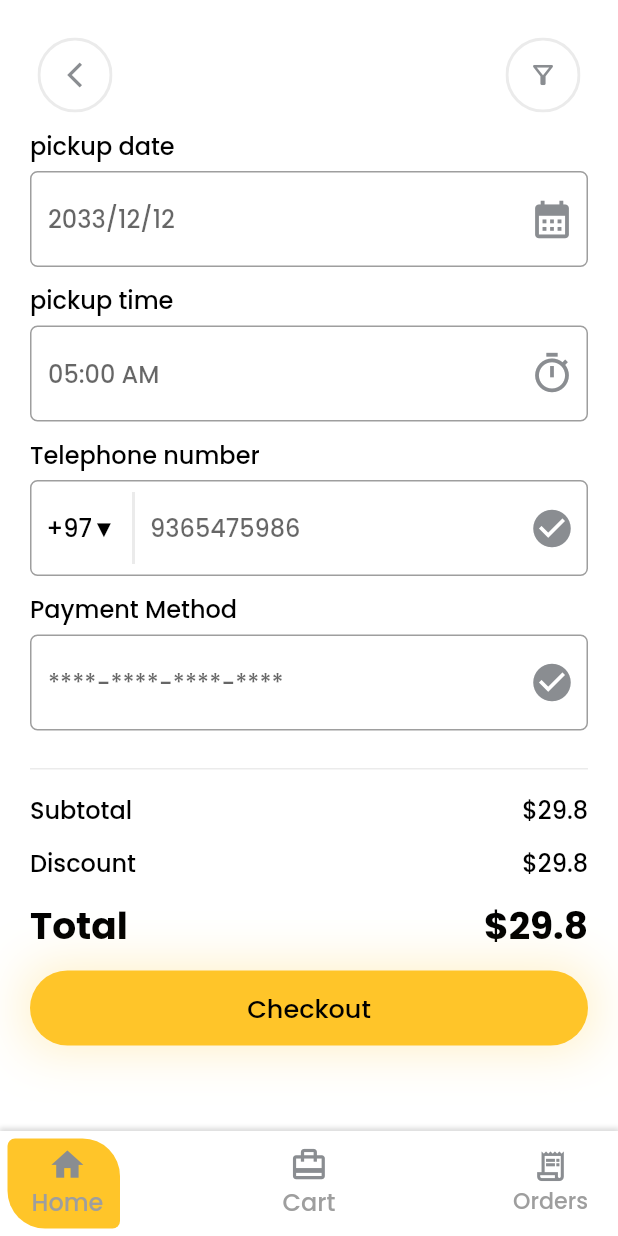
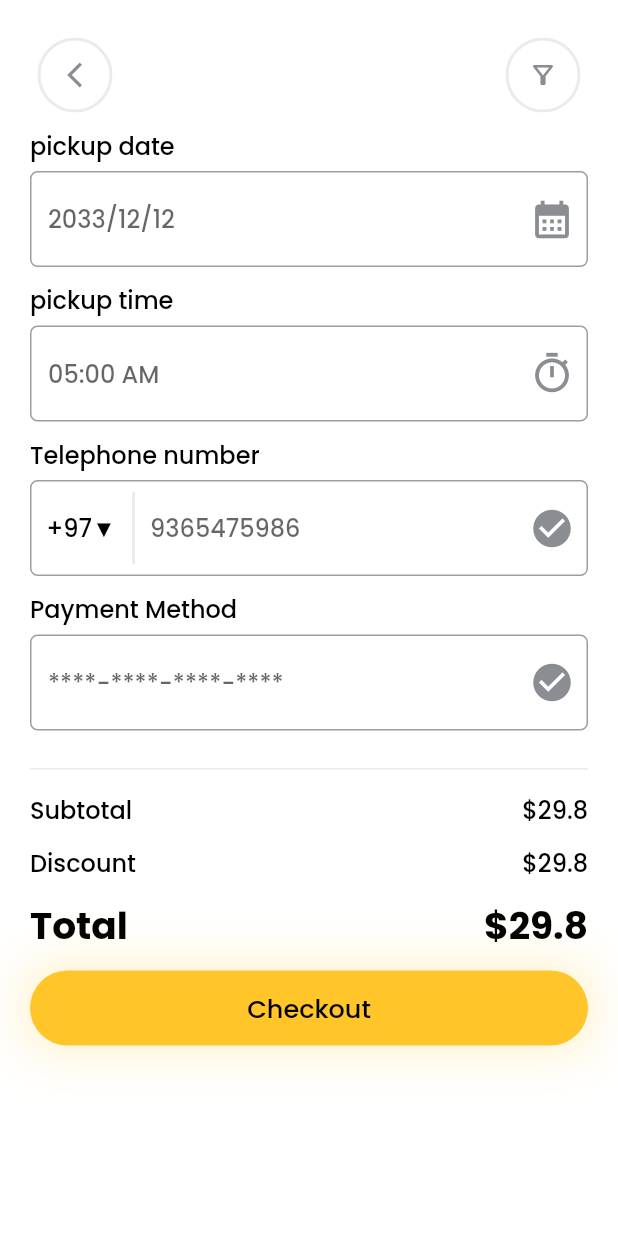
Before and after one commit to HamiiidAsgarian/flutter-honeysal-app, a Flutter app: the CheckoutScreen screen opened by its route, on a phone screen of 412 x 824 dp. Run offline on Flutter 3.47's test engine with Material 2 defaults, Android fonts, the phone set to English and light mode, and no system bars; our stand-ins replace mask_text_input_formatter.

Commit message:
add navbar

```diff
--- a/lib/main.dart
+++ b/lib/main.dart
@@ -10,6 +10,7 @@ import 'package:flutter/material.dart';
 
 import 'view/screens/cart_screen.dart';
 import 'view/screens/home_screen.dart';
+import 'view/screens/navigation_container_screen.dart';
 import 'view/screens/pickup_screen.dart';
 import 'view/screens/signup_screen.dart';
 
@@ -27,6 +28,7 @@ class MyApp extends StatelessWidget {
   Widget build(BuildContext context) {
     return MaterialApp(
       routes: {
+        NavScreen.route: (context) => const NavScreen(),
         HomeScreen.route: (context) => const HomeScreen(),
         DetailsScreen.route: (context) => const DetailsScreen(),
         CartScreen.route: (context) => const CartScreen(),
@@ -38,12 +40,10 @@ class MyApp extends StatelessWidget {
         SignUpScreen.route: (context) => const SignUpScreen(),
         ProfileScreen.route: (context) => const ProfileScreen(),
       },
-      // home: Home(),
       debugShowCheckedModeBanner: false,
       scrollBehavior: MyScrollBehavior(),
       theme: ThemeData(
           fontFamily: "Poppins", scaffoldBackgroundColor: Colors.white),
-      // home: const ProfileScreen()
     );
   }
 }
--- a/lib/view/screens/cart_screen.dart
+++ b/lib/view/screens/cart_screen.dart
@@ -3,7 +3,6 @@ import 'package:bakery/view/screens/checkout_screen.dart';
 import 'package:bakery/view/widgets/app_bar.dart';
 import 'package:bakery/view/widgets/vertical_card.dart';
 import 'package:bakery/view/widgets/horizontal_card.dart';
-import 'package:bakery/view/widgets/nav_bar.dart';
 import 'package:flutter/material.dart';
 
 class CartScreen extends StatelessWidget {
@@ -17,7 +16,6 @@ class CartScreen extends StatelessWidget {
         appBar: const CustomAppbar(
           title: "Cart",
         ),
-        bottomNavigationBar: const MyNav(),
         body: Column(
           children: [
             const SizedBox(height: 15),
@@ -38,7 +36,6 @@ class CartScreen extends StatelessWidget {
                 child: Container(
                     width: double.infinity,
                     decoration: const BoxDecoration(
-                        // color: Colors.red,
                         border: Border(
                             top: BorderSide(color: AppConst.borderGrey))),
                     padding: const EdgeInsets.symmetric(
--- a/lib/view/screens/checkout_screen.dart
+++ b/lib/view/screens/checkout_screen.dart
@@ -1,7 +1,6 @@
 import 'package:bakery/consts.dart';
 import 'package:bakery/view/screens/pickup_screen.dart';
 import 'package:bakery/view/widgets/app_bar.dart';
-import 'package:bakery/view/widgets/nav_bar.dart';
 import 'package:flutter/material.dart';
 import 'package:intl/intl.dart';
 import 'package:mask_text_input_formatter/mask_text_input_formatter.dart';
@@ -31,7 +30,6 @@ class _CheckoutScreenState extends State<CheckoutScreen> {
   Widget build(BuildContext context) {
     return Scaffold(
         appBar: const CustomAppbar(),
-        bottomNavigationBar: const MyNav(),
         body: SingleChildScrollView(
           child: Padding(
             padding: const EdgeInsets.symmetric(
--- a/lib/view/screens/home_screen.dart
+++ b/lib/view/screens/home_screen.dart
@@ -8,17 +8,16 @@ import '../../consts.dart';
 import '../widgets/vertical_card.dart';
 import '../widgets/horizontal_card.dart';
 import '../widgets/my_rounded_button.dart';
-import '../widgets/nav_bar.dart';
 
 class HomeScreen extends StatelessWidget {
-  static String route = "/";
+  static String route = "/home";
 
   const HomeScreen({super.key});
 
   @override
   Widget build(BuildContext context) {
     return Scaffold(
-        bottomNavigationBar: const MyNav(),
+        // bottomNavigationBar: const MyNav(),
         body: Padding(
       padding: const EdgeInsets.symmetric(horizontal: 0, vertical: 10),
       child: ListView(
--- a/lib/view/screens/orders_screen.dart
+++ b/lib/view/screens/orders_screen.dart
@@ -3,7 +3,6 @@ import 'package:bakery/view/widgets/my_rounded_button.dart';
 import 'package:flutter/material.dart';
 
 import '../widgets/app_bar.dart';
-import '../widgets/nav_bar.dart';
 import '../widgets/time_and_date.dart';
 
 class OrderScreen extends StatelessWidget {
@@ -15,7 +14,7 @@ class OrderScreen extends StatelessWidget {
   Widget build(BuildContext context) {
     return Scaffold(
       appBar: const CustomAppbar(),
-      bottomNavigationBar: const MyNav(),
+      // bottomNavigationBar: const MyNav(),
       body: ListView.builder(
           padding: const EdgeInsets.symmetric(
               horizontal: AppConst.appHorizontalPadding, vertical: 10),
--- a/lib/view/screens/pickup_screen.dart
+++ b/lib/view/screens/pickup_screen.dart
@@ -1,7 +1,6 @@
 import 'package:bakery/consts.dart';
 import 'package:bakery/view/widgets/app_bar.dart';
 import 'package:bakery/view/widgets/my_rounded_button.dart';
-import 'package:bakery/view/widgets/nav_bar.dart';
 import 'package:flutter/material.dart';
 
 import '../widgets/time_and_date.dart';
@@ -15,7 +14,7 @@ class PickupScreen extends StatelessWidget {
   Widget build(BuildContext context) {
     return Scaffold(
       appBar: const CustomAppbar(),
-      bottomNavigationBar: const MyNav(),
+      // bottomNavigationBar: const MyNav(),
       body: Padding(
         padding: const EdgeInsets.symmetric(
             horizontal: AppConst.appHorizontalPadding),
--- a/lib/view/screens/profile_screen.dart
+++ b/lib/view/screens/profile_screen.dart
@@ -3,7 +3,6 @@ import 'package:bakery/view/widgets/my_rounded_button.dart';
 import 'package:flutter/material.dart';
 
 import '../widgets/app_bar.dart';
-import '../widgets/nav_bar.dart';
 
 class ProfileScreen extends StatelessWidget {
   static String route = "/ProfileScreen";
@@ -14,7 +13,7 @@ class ProfileScreen extends StatelessWidget {
   Widget build(BuildContext context) {
     return Scaffold(
       appBar: const CustomAppbar(),
-      bottomNavigationBar: const MyNav(),
+      // bottomNavigationBar: const MyNav(),
       body: SingleChildScrollView(
         child: Padding(
           padding: const EdgeInsets.symmetric(horizontal: 25, vertical: 10),
--- a/lib/view/widgets/nav_bar.dart
+++ b/lib/view/widgets/nav_bar.dart
@@ -2,68 +2,27 @@ import 'package:flutter/material.dart';
 
 import '../../consts.dart';
 
-class MyNav extends StatefulWidget {
-  const MyNav({super.key});
+class Nav extends StatelessWidget {
+  final int index;
 
-  @override
-  State<MyNav> createState() => _MyNavState();
-}
-
-class _MyNavState extends State<MyNav> {
-  @override
-  Widget build(BuildContext context) {
-    return const Nav(
-      inputs: [
-        NavItem(
-          icon: Icons.home,
-          tite: "Home",
-        ),
-        NavItem(
-          icon: Icons.card_travel_outlined,
-          tite: "Cart",
-        ),
-        NavItem(
-          icon: Icons.receipt_long_outlined,
-          tite: "Orders",
-        ),
-      ],
-    );
-  }
-}
-
-class Nav extends StatefulWidget {
+  final Function(int index) onTap;
   final List<Widget> inputs;
   const Nav({
     Key? key,
     required this.inputs,
+    required this.onTap,
+    required this.index,
   }) : super(key: key);
 
   @override
-  State<Nav> createState() => _NavState();
-}
+  Widget build(BuildContext context) {
+    //list of calculated alignments based on gaps for Dynamic Selector to move to
+    double gapPerItems = (2 / (inputs.length - 1));
+    //list of aligned inputs to place in the nav
+    List alignAndPositions = alignAndOptionsPositionCreator(gapPerItems);
+    List<double> selectorStopPositions = alignAndPositions[0];
+    List<Widget> items = alignAndPositions[1];
 
-class _NavState extends State<Nav> {
-  int initIndex = 0;
-  late List<Widget> inputs;
-  // because there is [-1,0,1] in alighment gap
-  late double gapPerItems;
-
-  //list of calculated alignments based on gaps for Dynamic Selector to move to
-  List<double> alignVals = [];
-  //list of aligned inputs to place in the nav
-  List<Widget> options = [];
-
-  @override
-  void initState() {
-    inputs = widget.inputs;
-    gapPerItems = (2 / (inputs.length - 1));
-
-    alignAndOptionsPositionCreator();
-    super.initState();
-  }
-
-  @override
-  Widget build(BuildContext context) {
     return Container(
       // padding: EdgeInsets.symmetric(horizontal: 0),
       decoration: const BoxDecoration(color: AppConst.mainWhite, boxShadow: [
@@ -79,7 +38,7 @@ class _NavState extends State<Nav> {
         children: [
           AnimatedContainer(
               curve: Curves.linearToEaseOut,
-              alignment: Alignment(alignVals[initIndex], 0),
+              alignment: Alignment(selectorStopPositions[index], 0),
               duration: const Duration(milliseconds: 300),
               child: Padding(
                 padding: const EdgeInsets.all(5),
@@ -88,7 +47,7 @@ class _NavState extends State<Nav> {
                   width: 75,
                   decoration: BoxDecoration(
                       borderRadius:
-                          borderRadiusDenerator(initIndex, inputs.length - 1),
+                          borderRadiusDenerator(index, inputs.length - 1),
                       color: AppConst.mainOrange),
                 ),
               )),
@@ -96,32 +55,29 @@ class _NavState extends State<Nav> {
             padding: const EdgeInsets.symmetric(horizontal: 20),
             child: Row(
                 mainAxisAlignment: MainAxisAlignment.spaceBetween,
-                children: options),
+                children: items),
           )
         ],
       ),
     );
   }
 
-  alignAndOptionsPositionCreator() {
+  alignAndOptionsPositionCreator(gapPerItems) {
     double temp = -1.0;
+    List<Widget> items = [];
+    List<double> alignVals = [];
+
     for (var i = 0; i < inputs.length; i++) {
-      //adding options
-      options.add(Align(
-        alignment: Alignment(temp, 0),
-        child: GestureDetector(
-          onTap: () {
-            setState(() {
-              initIndex = i;
-            });
-          },
+      items.add(GestureDetector(
+        onTap: () {
+          onTap(i);
+        },
+        child: Align(
+          alignment: Alignment(temp, 0),
           child: SizedBox(
             width: 50,
             height: 50,
-            // color: Colors.red,
-            child: GestureDetector(
-              child: FittedBox(child: inputs[i]),
-            ),
+            child: FittedBox(child: inputs[i]),
           ),
         ),
       ));
@@ -129,6 +85,7 @@ class _NavState extends State<Nav> {
       alignVals.add(temp);
       temp = temp + gapPerItems;
     }
+    return [alignVals, items];
   }
 
   borderRadiusDenerator(int index, int itemsLength) {
```
Also changed, not shown: lib/view/screens/details_screen.dart (+0 -8 lines), lib/view/screens/navigation_container_screen.dart (added, +46 -0 lines), lib/view/widgets/vertical_card.dart (+0 -54 lines). Lines whose indentation alone changed are shown as unchanged.
